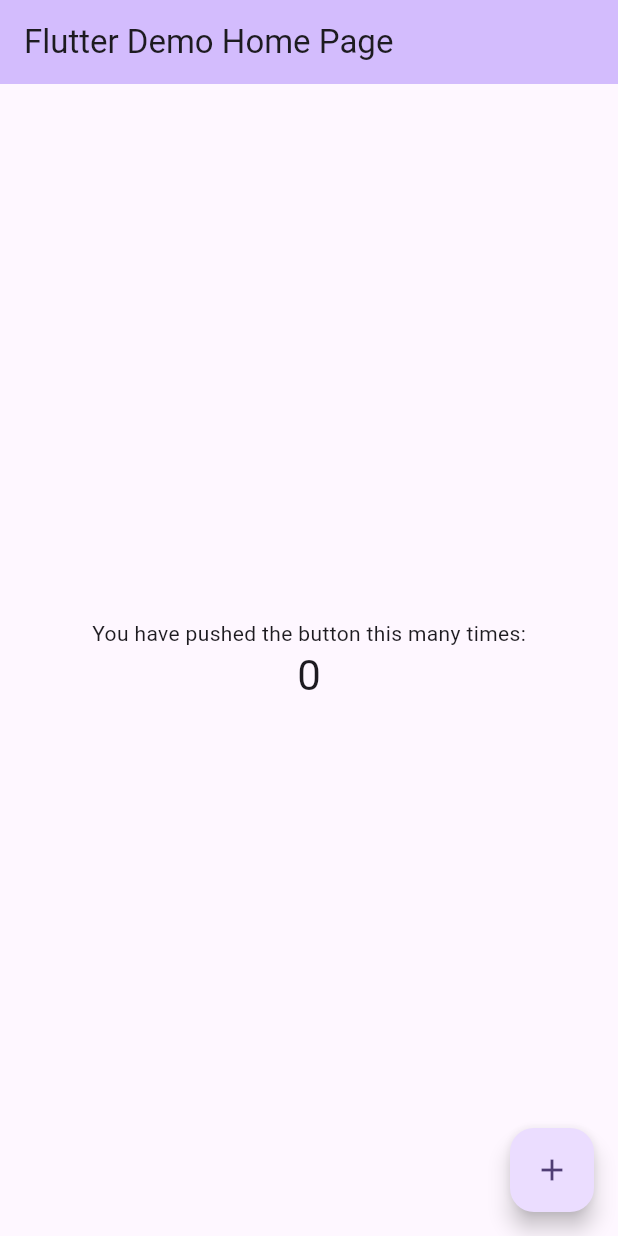
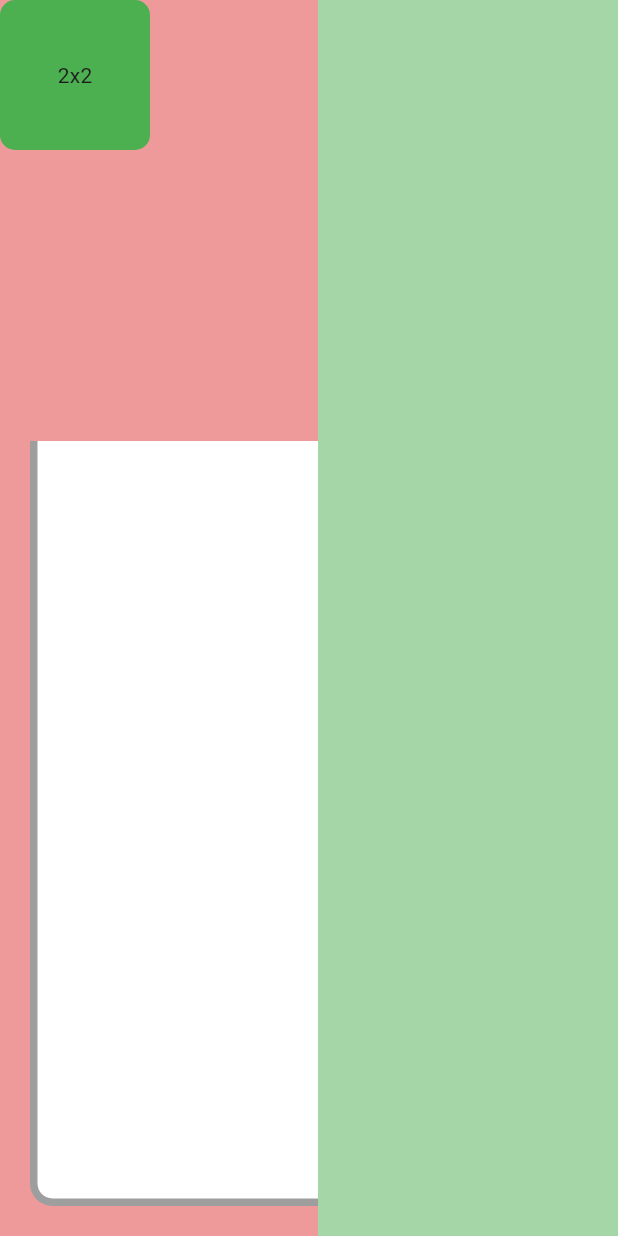
Before and after one commit to shogoisaji/tumitas, a Flutter app: the screen it shows after launch, on a phone screen of 412 x 824 dp. Run offline on Flutter 3.47's test engine with Material 2 defaults, Android fonts, the light colour scheme and no system bars.

Commit message:
✨ add bucket

```diff
--- /dev/null
+++ b/lib/config/config.dart
@@ -0,0 +1 @@
+double oneBlockSize = 50.0;
--- a/lib/main.dart
+++ b/lib/main.dart
@@ -1,4 +1,5 @@
 import 'package:flutter/material.dart';
+import 'package:tumitas/pages/main_page.dart';
 
 void main() {
   runApp(const MyApp());
@@ -15,55 +16,55 @@ class MyApp extends StatelessWidget {
         colorScheme: ColorScheme.fromSeed(seedColor: Colors.deepPurple),
         useMaterial3: true,
       ),
-      home: const MyHomePage(title: 'Flutter Demo Home Page'),
+      home: const MainPage(),
     );
   }
 }
 
-class MyHomePage extends StatefulWidget {
-  const MyHomePage({super.key, required this.title});
+// class MyHomePage extends StatefulWidget {
+//   const MyHomePage({super.key, required this.title});
 
-  final String title;
+//   final String title;
 
-  @override
-  State<MyHomePage> createState() => _MyHomePageState();
-}
+//   @override
+//   State<MyHomePage> createState() => _MyHomePageState();
+// }
 
-class _MyHomePageState extends State<MyHomePage> {
-  int _counter = 0;
+// class _MyHomePageState extends State<MyHomePage> {
+//   int _counter = 0;
 
-  void _incrementCounter() {
-    setState(() {
-      _counter++;
-    });
-  }
+//   void _incrementCounter() {
+//     setState(() {
+//       _counter++;
+//     });
+//   }
 
-  @override
-  Widget build(BuildContext context) {
-    return Scaffold(
-      appBar: AppBar(
-        backgroundColor: Theme.of(context).colorScheme.inversePrimary,
-        title: Text(widget.title),
-      ),
-      body: Center(
-        child: Column(
-          mainAxisAlignment: MainAxisAlignment.center,
-          children: <Widget>[
-            const Text(
-              'You have pushed the button this many times:',
-            ),
-            Text(
-              '$_counter',
-              style: Theme.of(context).textTheme.headlineMedium,
-            ),
-          ],
-        ),
-      ),
-      floatingActionButton: FloatingActionButton(
-        onPressed: _incrementCounter,
-        tooltip: 'Increment',
-        child: const Icon(Icons.add),
-      ),
-    );
-  }
-}
+//   @override
+//   Widget build(BuildContext context) {
+//     return Scaffold(
+//       appBar: AppBar(
+//         backgroundColor: Theme.of(context).colorScheme.inversePrimary,
+//         title: Text(widget.title),
+//       ),
+//       body: Center(
+//         child: Column(
+//           mainAxisAlignment: MainAxisAlignment.center,
+//           children: <Widget>[
+//             const Text(
+//               'You have pushed the button this many times:',
+//             ),
+//             Text(
+//               '$_counter',
+//               style: Theme.of(context).textTheme.headlineMedium,
+//             ),
+//           ],
+//         ),
+//       ),
+//       floatingActionButton: FloatingActionButton(
+//         onPressed: _incrementCounter,
+//         tooltip: 'Increment',
+//         child: const Icon(Icons.add),
+//       ),
+//     );
+//   }
+// }
--- /dev/null
+++ b/lib/models/bucket.dart
@@ -0,0 +1,27 @@
+import 'package:flutter/material.dart';
+
+class Bucket {
+  final Color color;
+  final BucketSize bucketSize;
+  List<int> bucketIntoData;
+
+  Bucket(
+      {required this.color,
+      required this.bucketSize,
+      this.bucketIntoData = const []}) {
+    initializeBucketIntoData();
+  }
+
+  void initializeBucketIntoData() {
+    bucketIntoData = [];
+    for (int i = 0; i < bucketSize.x * bucketSize.y; i++) {
+      bucketIntoData.add(0);
+    }
+  }
+}
+
+class BucketSize {
+  final int x;
+  final int y;
+  BucketSize(this.x, this.y);
+}
--- /dev/null
+++ b/lib/pages/main_page.dart
@@ -0,0 +1,47 @@
+import 'package:flutter/material.dart';
+import 'package:tumitas/models/block.dart';
+import 'package:tumitas/models/bucket.dart';
+import 'package:tumitas/widgets/block_widget.dart';
+import 'package:tumitas/widgets/bucket_widget.dart';
+
+class MainPage extends StatefulWidget {
+  const MainPage({super.key});
+
+  @override
+  State<MainPage> createState() => _MainPageState();
+}
+
+Block block1x1 = BlockType.block2x2.block;
+Bucket bucket = Bucket(color: Colors.grey, bucketSize: BucketSize(5, 10));
+
+class _MainPageState extends State<MainPage> {
+  @override
+  Widget build(BuildContext context) {
+    return Scaffold(
+      body: Row(
+        children: [
+          Expanded(
+            child: Column(
+              children: [
+                Expanded(
+                  child: Container(
+                    color: Colors.red[200],
+                    child: Stack(children: [
+                      Positioned(top: 0, child: BlockWidget(block1x1)),
+                      Positioned(
+                          bottom: 20, left: 20, child: BucketWidget(bucket))
+                    ]),
+                  ),
+                ),
+              ],
+            ),
+          ),
+          Container(
+            width: 200,
+            color: Colors.green[200],
+          ),
+        ],
+      ),
+    );
+  }
+}
--- /dev/null
+++ b/lib/widgets/block_widget.dart
@@ -0,0 +1,27 @@
+import 'package:flutter/material.dart';
+import 'package:tumitas/config/config.dart';
+import 'package:tumitas/models/block.dart';
+
+class BlockWidget extends StatelessWidget {
+  final Block block;
+  const BlockWidget(this.block, {super.key});
+
+  @override
+  Widget build(BuildContext context) {
+    String getBlockName() {
+      return '${block.blockSize.x.toString()}x${block.blockSize.x.toString()}';
+    }
+
+    return Container(
+      color: Colors.red[200],
+      child: Container(
+          width: block.blockSize.x * oneBlockSize,
+          height: block.blockSize.y * oneBlockSize,
+          decoration: BoxDecoration(
+            color: block.color,
+            borderRadius: BorderRadius.circular(10),
+          ),
+          child: Center(child: Text(getBlockName()))),
+    );
+  }
+}
--- /dev/null
+++ b/lib/widgets/bucket_widget.dart
@@ -0,0 +1,40 @@
+import 'package:flutter/material.dart';
+import 'package:tumitas/config/config.dart';
+import 'package:tumitas/models/bucket.dart';
+
+class BucketWidget extends StatelessWidget {
+  final Bucket bucket;
+  const BucketWidget(this.bucket, {Key? key}) : super(key: key);
+
+  @override
+  Widget build(BuildContext context) {
+    const double offsetSize = 5;
+
+    return Container(
+      alignment: Alignment.bottomCenter,
+      width: bucket.bucketSize.x * oneBlockSize + offsetSize * 2,
+      height: bucket.bucketSize.y * oneBlockSize + offsetSize * 2,
+      padding: const EdgeInsets.only(bottom: offsetSize),
+      decoration: BoxDecoration(
+        color: bucket.color,
+        borderRadius: const BorderRadius.only(
+          // Add this line
+          bottomLeft: Radius.circular(10 + offsetSize),
+          bottomRight: Radius.circular(10 + offsetSize),
+        ),
+      ),
+      child: Container(
+        width: bucket.bucketSize.x * oneBlockSize,
+        height: bucket.bucketSize.y * oneBlockSize + offsetSize * 2,
+        decoration: const BoxDecoration(
+          color: Colors.white,
+          borderRadius: BorderRadius.only(
+            // Add this line
+            bottomLeft: Radius.circular(10),
+            bottomRight: Radius.circular(10),
+          ),
+        ),
+      ),
+    );
+  }
+}
```
